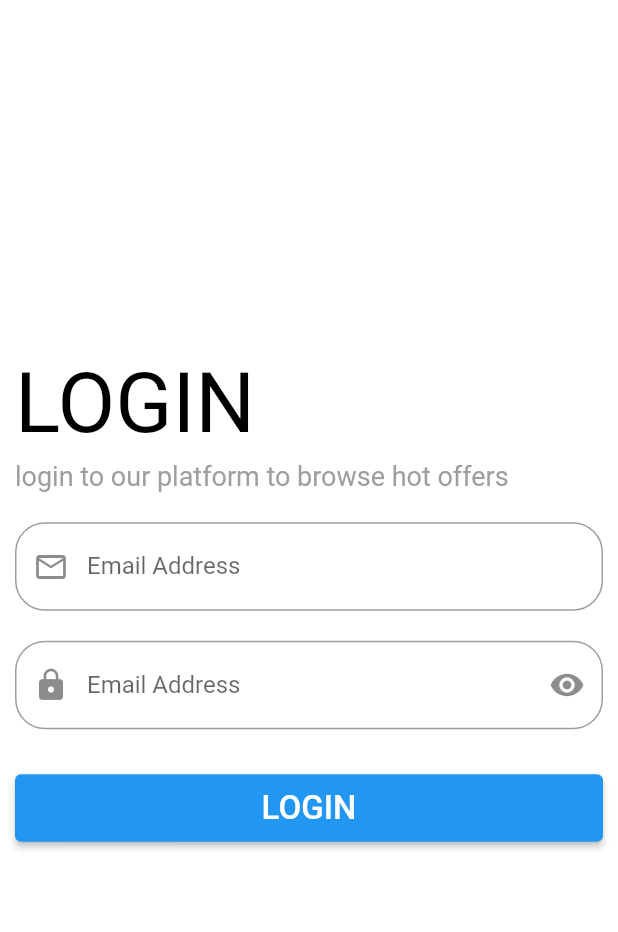
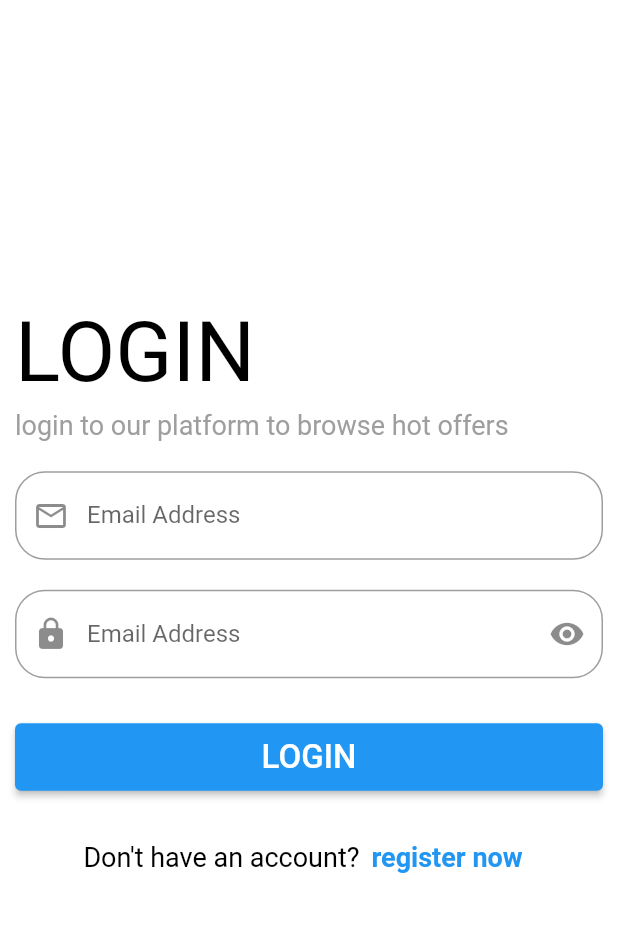
Before and after one commit to wshehab99/social-app, a Flutter app: the screen it shows after launch, after a tap on "LOGIN", on a phone screen of 412 x 824 dp, the part 62-994 px from its top. Run offline on Flutter 3.47's test engine with Material 2 defaults, Android fonts, the phone set to English and light mode, and no system bars; our stand-ins replace firebase_auth, firebase_core; accounts and stored records are empty; network calls fail.

```diff
--- a/lib/layout/screens/login_screen.dart
+++ b/lib/layout/screens/login_screen.dart
@@ -1,5 +1,7 @@
+import 'package:firebase_auth/firebase_auth.dart';
 import 'package:flutter/material.dart';
-
+import 'package:social_media_app/layout/screens/register_screen.dart';
+import 'package:social_media_app/layout/widgets/shop_text_button.dart';
 import '../widgets/social_app_button.dart';
 import '../widgets/social_app_text_field.dart';
 
@@ -75,7 +77,31 @@ class LoginScreen extends StatelessWidget {
                   const SizedBox(
                     height: 30,
                   ),
-                  SocialAppButton(text: "LOGIN", onPressed: () {})
+                  SocialAppButton(
+                      text: "LOGIN",
+                      onPressed: () {
+                        login(emailController.text, passwordController.text);
+                      }),
+                  const SizedBox(
+                    height: 20,
+                  ),
+                  Row(
+                    mainAxisAlignment: MainAxisAlignment.center,
+                    children: [
+                      const Text(
+                        "Don't have an account?",
+                        style: TextStyle(fontSize: 18, color: Colors.black),
+                      ),
+                      SocialAppTextButton(
+                          text: "register now",
+                          onPressed: () {
+                            Navigator.push(
+                                context,
+                                MaterialPageRoute(
+                                    builder: (context) => RegisterScreen()));
+                          }),
+                    ],
+                  )
                 ],
               ),
             ),
@@ -84,4 +110,13 @@ class LoginScreen extends StatelessWidget {
       ),
     );
   }
+
+  Future<void> login(String email, String password) async {
+    await FirebaseAuth.instance
+        .signInWithEmailAndPassword(email: email, password: password)
+        .then((value) {
+      print(value.user!.uid);
+      print(value.user!.email);
+    });
+  }
 }
--- /dev/null
+++ b/lib/layout/widgets/shop_text_button.dart
@@ -0,0 +1,21 @@
+import 'package:flutter/material.dart';
+
+class SocialAppTextButton extends StatelessWidget {
+  const SocialAppTextButton({
+    Key? key,
+    required this.text,
+    required this.onPressed,
+  }) : super(key: key);
+  final String? text;
+  final void Function()? onPressed;
+  @override
+  Widget build(BuildContext context) {
+    return TextButton(
+      onPressed: onPressed,
+      child: Text(
+        text!,
+        style: const TextStyle(fontSize: 18, fontWeight: FontWeight.bold),
+      ),
+    );
+  }
+}
--- a/lib/main.dart
+++ b/lib/main.dart
@@ -1,10 +1,13 @@
+import 'package:firebase_core/firebase_core.dart';
 import 'package:flutter/material.dart';
 
 import 'package:social_media_app/shared/constant.dart';
 
 import 'layout/screens/login_screen.dart';
 
-void main() {
+Future<void> main() async {
+  WidgetsFlutterBinding.ensureInitialized();
+  await Firebase.initializeApp();
   runApp(const SocialApp());
 }
 
--- a/pubspec.yaml
+++ b/pubspec.yaml
@@ -29,11 +29,12 @@ environment:
 dependencies:
   flutter:
     sdk: flutter
-
+  firebase_core: ^1.21.0
 
   # The following adds the Cupertino Icons font to your application.
   # Use with the CupertinoIcons class for iOS style icons.
   cupertino_icons: ^1.0.2
+  firebase_auth: ^3.6.4
 
 dev_dependencies:
   flutter_test:
```
Also changed, not shown: lib/layout/screens/register_screen.dart (added, +159 -0 lines), pubspec.lock, 4 other files.
